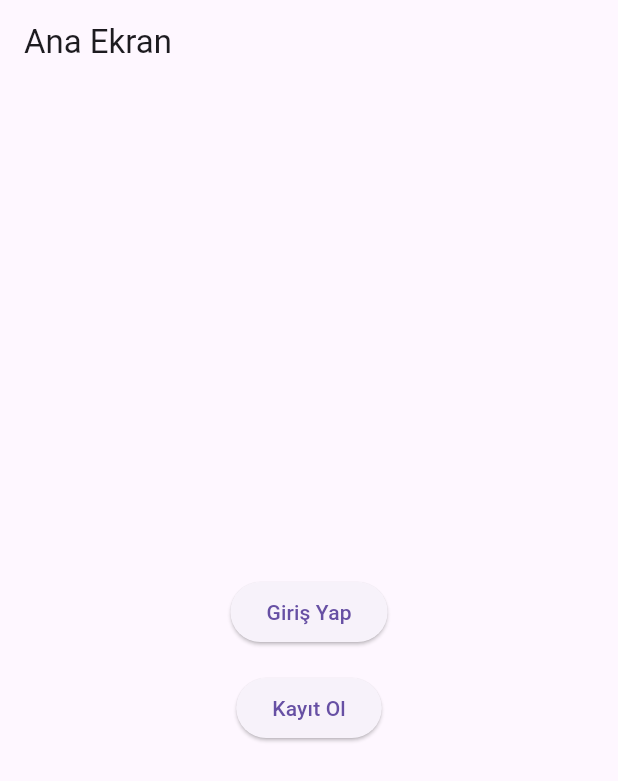
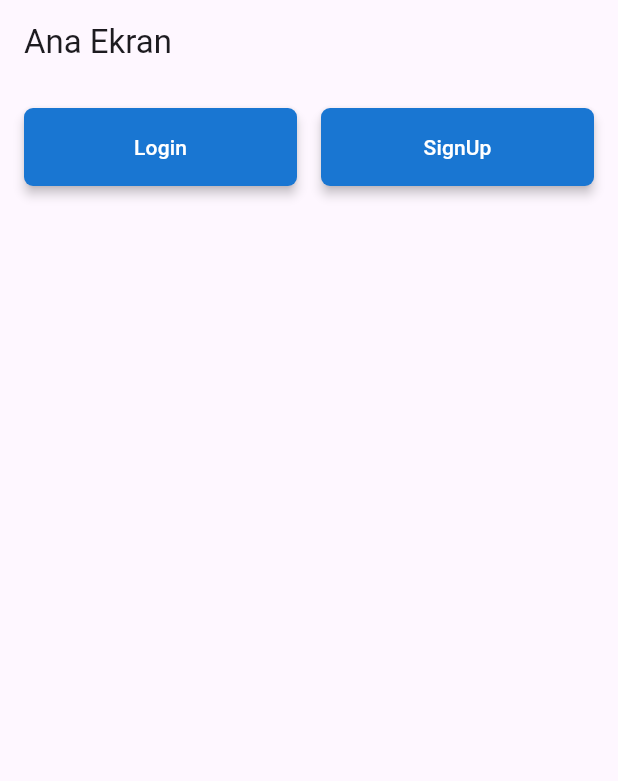
Before and after one commit to recepzgrmh/Flutter-auth, a Flutter app: the screen it shows after launch, on a phone screen of 412 x 824 dp. Shown: the top 781 px of the screen. Run offline on Flutter 3.47's test engine with Material 3 defaults, Android fonts, the phone set to English and light mode, and no system bars; our stand-ins replace cloud_firestore, firebase_auth, firebase_core, flutter_dotenv; accounts and stored records are empty; generated files the repository leaves out were written again.

Commit message:
her şey hazır durumda

```diff
--- a/lib/screens/auth/log_in.dart
+++ b/lib/screens/auth/log_in.dart
@@ -98,7 +98,7 @@ class _LogInState extends State<LogIn> {
               // "Giriş Yap" butonu
               CustomButton(
                 label: "Giriş Yap",
-                onPressed: () {},
+                onPressed: signInUser,
                 backgroundColor: Colors.blue,
                 foregroundColor: Colors.white,
                 verticalPadding: 16,
--- a/lib/screens/auth/reset_password.dart
+++ b/lib/screens/auth/reset_password.dart
@@ -61,7 +61,7 @@ class _ResetPasswordState extends State<ResetPassword> {
                 const SizedBox(height: 20),
                 CustomButton(
                   label: "Sıfırlama Linki Gönder",
-                  onPressed: () {},
+                  onPressed: resetPassword,
                   backgroundColor: Colors.blue,
                   foregroundColor: Colors.white,
                   verticalPadding: 16,
--- a/lib/screens/auth/verify_account.dart
+++ b/lib/screens/auth/verify_account.dart
@@ -122,7 +122,7 @@ class _VerifyAccountState extends State<VerifyAccount> {
                 width: double.infinity,
                 child: CustomButton(
                   label: "Devam Et",
-                  onPressed: () {},
+                  onPressed: () => verifyAccount(context),
                   backgroundColor: Colors.teal,
                   foregroundColor: Colors.white,
                   verticalPadding: 16,
--- a/lib/screens/main_screen.dart
+++ b/lib/screens/main_screen.dart
@@ -1,32 +1,43 @@
 import 'package:flutter/material.dart';
 import 'package:flutter_auth/screens/auth/log_in.dart';
 import 'package:flutter_auth/screens/auth/sign_up.dart';
+import 'package:flutter_auth/widgets/custom_button.dart';
 
 class MainScreen extends StatelessWidget {
   @override
   Widget build(BuildContext context) {
     return Scaffold(
       appBar: AppBar(title: Text('Ana Ekran')),
-      body: Center(
-        child: Column(
-          mainAxisSize: MainAxisSize.min,
+      body: Padding(
+        padding: const EdgeInsets.all(16.0),
+        child: Row(
+          // Ana eksende ortala isterseniz:
+          mainAxisAlignment: MainAxisAlignment.center,
           children: [
-            ElevatedButton(
-              onPressed: () {
-                Navigator.of(
-                  context,
-                ).push(MaterialPageRoute(builder: (_) => LogIn()));
-              },
-              child: Text('Giriş Yap'),
+            // Expanded: butonun kullanılabilir alana eşit pay ayırmasını sağlar
+            Expanded(
+              child: CustomButton(
+                label: 'Login',
+                onPressed:
+                    () => Navigator.of(
+                      context,
+                    ).push(MaterialPageRoute(builder: (_) => LogIn())),
+                backgroundColor: Colors.blue.shade700,
+                foregroundColor: Colors.white,
+              ),
             ),
-            SizedBox(height: 16),
-            ElevatedButton(
-              onPressed: () {
-                Navigator.of(
-                  context,
-                ).push(MaterialPageRoute(builder: (_) => SignUp()));
-              },
-              child: Text('Kayıt Ol'),
+            // Row içinde yatay boşluk için width kullanın
+            SizedBox(width: 16),
+            Expanded(
+              child: CustomButton(
+                label: 'SignUp',
+                onPressed:
+                    () => Navigator.of(
+                      context,
+                    ).push(MaterialPageRoute(builder: (_) => SignUp())),
+                backgroundColor: Colors.blue.shade700,
+                foregroundColor: Colors.white,
+              ),
             ),
           ],
         ),
```
Also changed, not shown: lib/screens/auth/sign_up.dart (+4 -5 lines), lib/screens/home_screen.dart (+25 -3 lines).
